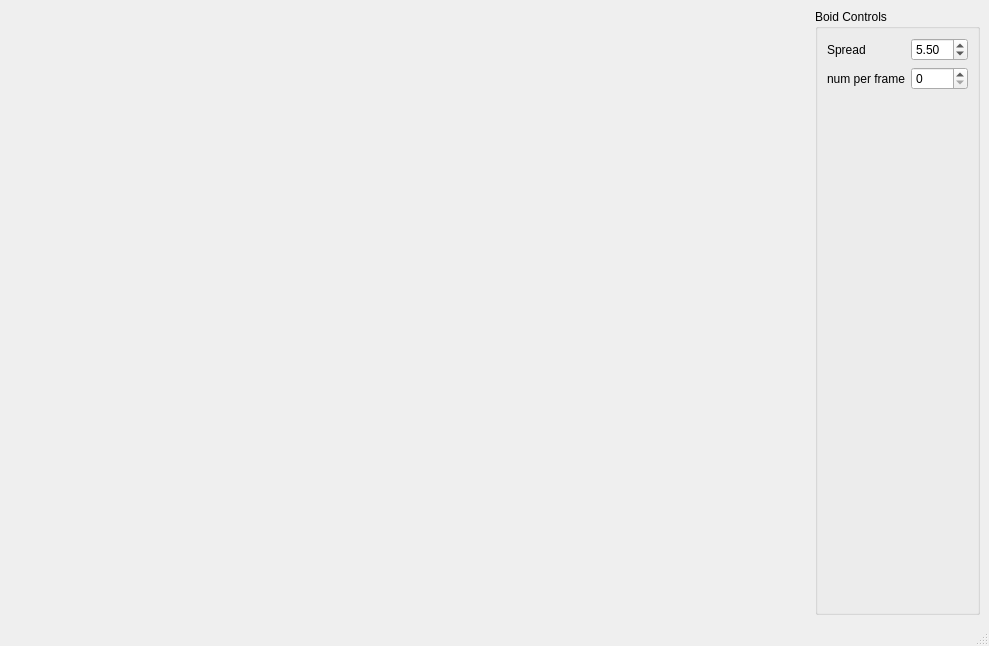
This is Boids/ui/MainWindow.ui in 5610456/programming-assignment-5610456 as Qt 5 draws it before an edit. The edited form follows.
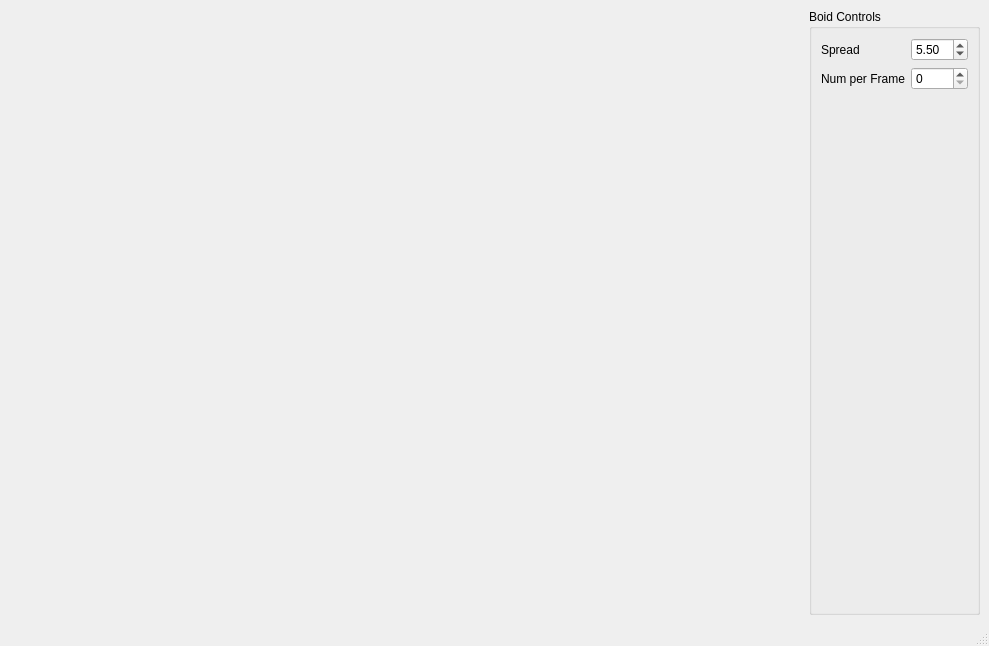
This is the edited form.

Commit message: Updated boid behavior and improved scene rendering

The edit to the form file:
```diff
--- a/Boids/ui/MainWindow.ui
+++ b/Boids/ui/MainWindow.ui
@@ -21,6 +21,16 @@
        <string>Boid Controls</string>
       </property>
       <layout class="QFormLayout" name="formLayout">
+
+       <!-- Row 1: Spread control -->
+       <item row="1" column="0">
+        <!-- Label for Spread control, use descriptive name -->
+        <widget class="QLabel" name="labelSpread">
+         <property name="text">
+          <string>Spread</string>
+         </property>
+        </widget>
+       </item>
        <item row="1" column="1">
         <widget class="QDoubleSpinBox" name="m_spread">
          <property name="singleStep">
@@ -31,10 +41,13 @@
          </property>
         </widget>
        </item>
-       <item row="1" column="0">
-        <widget class="QLabel" name="label">
+
+       <!-- Row 2: Number of particles per frame -->
+       <item row="2" column="0">
+        <!-- Label for num per frame, improved naming -->
+        <widget class="QLabel" name="labelNumPerFrame">
          <property name="text">
-          <string>Spread</string>
+          <string>Num per Frame</string>
          </property>
         </widget>
        </item>
@@ -74,12 +87,20 @@
          </property>
         </widget>
        </item>
-       <item row="2" column="0">
-        <widget class="QLabel" name="label_2">
-         <property name="text">
-          <string>num per frame</string>
+
+       <!-- Row 3: Vertical spacer for spacing below controls -->
+       <item row="3" column="1">
+        <spacer name="verticalSpacer">
+         <property name="orientation">
+          <enum>Qt::Vertical</enum>
          </property>
-        </widget>
+         <property name="sizeHint" stdset="0">
+          <size>
+           <width>20</width>
+           <height>40</height>
+          </size>
+         </property>
+        </spacer>
        </item>
       </layout>
      </widget>
```
Left out of the diff: 101 changed lines with no effect on the pictures. The commit also changes 24 other files.
